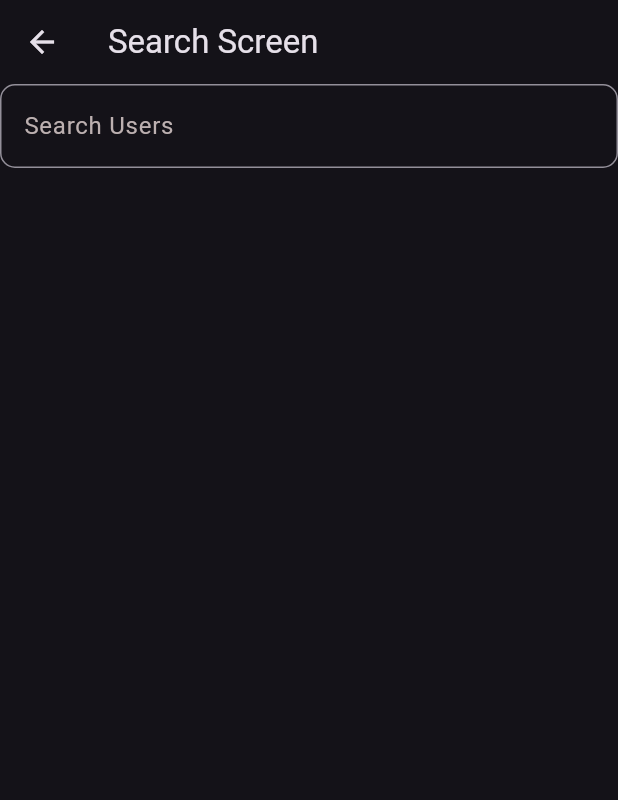
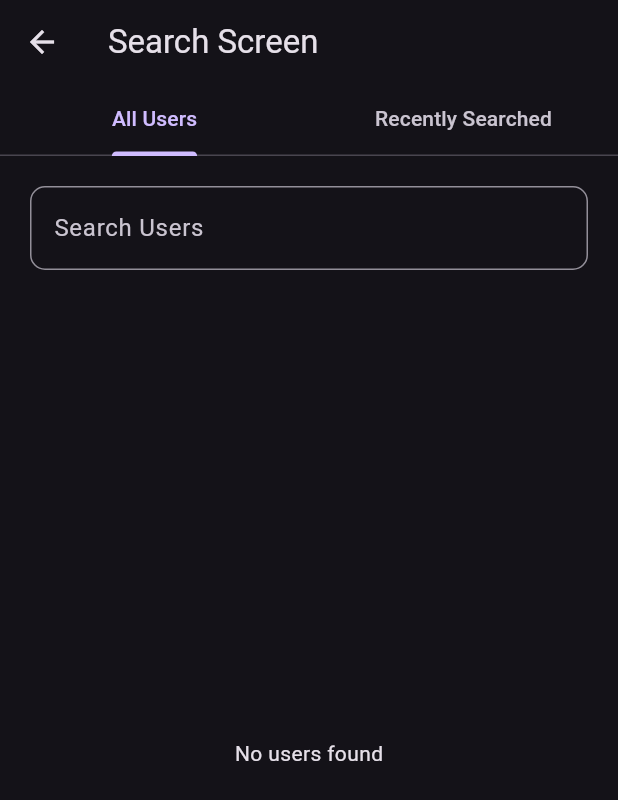
Before and after one commit to jibil123/Joylink-Social-media, a Flutter app: the SearchScreen screen opened directly, on a phone screen of 412 x 824 dp. Shown: the top 800 px of the screen. Run offline on Flutter 3.47's test engine with Material 3 defaults, Android fonts, the phone set to English and light mode, and no system bars; our stand-ins replace bloc, cloud_firestore, firebase_auth, firebase_core, firebase_storage, flutter_bloc and 6 more; accounts and stored records are empty.

Commit message:
search partially done

```diff
--- a/lib/main.dart
+++ b/lib/main.dart
@@ -12,6 +12,7 @@ import 'package:joylink/model/bloc/googleAuthBloc/google_auth_bloc.dart';
 import 'package:joylink/model/bloc/authBloc/bloc/auth_bloc.dart';
 import 'package:joylink/model/bloc/profilePhoto/profile_photo_bloc.dart';
 import 'package:joylink/model/bloc/savePost/save_post_bloc.dart';
+import 'package:joylink/model/bloc/userSearchBloc/user_search_bloc.dart';
 import 'package:joylink/view/screens/splash/splash_screen.dart';
 import 'package:joylink/viewModel/firebase/fetchData/fetch_post_data.dart';
 
@@ -66,6 +67,9 @@ class MyApp extends StatelessWidget {
         ),
         BlocProvider(
           create: (context) => ThemeBloc(),
+        ),
+        BlocProvider(
+          create: (context) => UserSearchBloc(),
         )
       ],
       child: BlocBuilder<ThemeBloc, ThemeState>(
--- a/lib/model/bloc/savePost/save_post_state.dart
+++ b/lib/model/bloc/savePost/save_post_state.dart
@@ -21,6 +21,6 @@ final class LoadedSavedPosts extends SavePostState{
   LoadedSavedPosts({required this.savedPosts});
 }
 
-final class loadingSavedState extends SavePostState{}
+final class LoadingSavedState extends SavePostState{}
 
 final class UnSaveSuccessState extends SavePostState{}
--- /dev/null
+++ b/lib/model/bloc/userSearchBloc/user_search_event.dart
@@ -0,0 +1,12 @@
+part of 'user_search_bloc.dart';
+
+@immutable
+abstract class UserSearchEvent {}
+
+class FetchUsersEvent extends UserSearchEvent {}
+
+class SearchUsersEvent extends UserSearchEvent {
+  final String query;
+
+  SearchUsersEvent(this.query);
+}
--- /dev/null
+++ b/lib/model/bloc/userSearchBloc/user_search_state.dart
@@ -0,0 +1,20 @@
+part of 'user_search_bloc.dart';
+
+@immutable
+abstract class UserSearchState {}
+
+class UserSearchInitial extends UserSearchState {}
+
+class UserSearchLoading extends UserSearchState {}
+
+class UserSearchLoaded extends UserSearchState {
+  final List<UserModel> users;
+
+  UserSearchLoaded(this.users);
+}
+
+class UserSearchError extends UserSearchState {
+  final String message;
+
+  UserSearchError(this.message);
+}
--- /dev/null
+++ b/lib/model/model/search_model.dart
@@ -0,0 +1,22 @@
+class UserModel {
+  final String id;
+  final String name;
+  final String mail;
+  final String imageUrl;
+
+  UserModel({
+    required this.id,
+    required this.name,
+    required this.mail,
+    required this.imageUrl,
+  });
+
+  factory UserModel.fromFirestore(Map<String, dynamic> data) {
+    return UserModel(
+      id: data['id'],
+      name: data['name'] ?? '',
+      mail: data['mail'] ?? '',
+      imageUrl: data['imageUrl'] ?? '',
+    );
+  }
+}
--- a/lib/view/screens/authScreen/utils/bottomNavigaiton/pages.dart
+++ b/lib/view/screens/authScreen/utils/bottomNavigaiton/pages.dart
@@ -6,9 +6,9 @@ import 'package:joylink/view/screens/search/search_screen.dart';
 import 'package:joylink/view/screens/settingsScreen/setttings_screen.dart';
 
 List<Widget> tabs = [
-    HomeScreen(),
+  const HomeScreen(),
   const SearchScreen(),
-   PostScreen(),
-   SettingScreen(),
+  PostScreen(),
+  const SettingScreen(),
   const ProfileScreen()
 ];
--- a/lib/view/screens/home/home_screen.dart
+++ b/lib/view/screens/home/home_screen.dart
@@ -66,7 +66,7 @@ class HomeScreen extends StatelessWidget {
             } else if (state is PostLoaded) {
               final users = state.users;
               final sortedPosts = state.sortedPosts;
-              if (users.isEmpty || sortedPosts.isEmpty) {
+              if (sortedPosts.isEmpty) {
                 return const Center(child: Text('No data found'));
               }
               return ListView.builder(
--- a/lib/view/screens/home/savedPost/saved_post.dart
+++ b/lib/view/screens/home/savedPost/saved_post.dart
@@ -23,11 +23,11 @@ class SavedPostScreen extends StatelessWidget {
                 content: Text('Unsave successful'),
                 backgroundColor: AppColors.primaryColor,
               ));
-              context.read<SavePostBloc>().add(FetchPostSavedEvent());  // Fetch updated posts
+              context.read<SavePostBloc>().add(FetchPostSavedEvent());  // Fetchupdated posts
             }
           },
           builder: (context, state) {
-            if (state is loadingSavedState) {
+            if (state is LoadingSavedState) {
               return const Center(child: CircularProgressIndicator());
             } else if (state is LoadedSavedPosts) {
               final savedPosts = state.savedPosts;
--- /dev/null
+++ b/lib/view/screens/search/all_users.dart
@@ -0,0 +1,78 @@
+import 'package:flutter/material.dart';
+import 'package:joylink/model/model/search_model.dart';
+import 'package:joylink/viewModel/firebase/search/user_search_view_model.dart';
+
+class UserSearchScreen extends StatefulWidget {
+  const UserSearchScreen({super.key});
+
+  @override
+  State<UserSearchScreen> createState() => _UserSearchScreenState();
+}
+
+class _UserSearchScreenState extends State<UserSearchScreen> {
+  final UserSearchViewModel _viewModel = UserSearchViewModel();
+  final TextEditingController _searchController = TextEditingController();
+
+  @override
+  void initState() {
+    super.initState();
+    _viewModel.fetchUsers();
+  }
+
+  @override
+  void dispose() {
+    _searchController.dispose();
+    super.dispose();
+  }
+
+  @override
+  Widget build(BuildContext context) {
+    return Column(
+      children: [
+        Padding(
+          padding: const EdgeInsets.all(10.0),
+          child: TextField(
+            controller: _searchController,
+            decoration: InputDecoration(
+              hintText: 'Search Users',
+              border: OutlineInputBorder(
+                borderRadius: BorderRadius.circular(10),
+                borderSide: const BorderSide(color: Colors.green),
+              ),
+            ),
+            onChanged: (query) {
+              _viewModel.searchUsers(query);
+            },
+          ),
+        ),
+        Expanded(
+          child: ValueListenableBuilder<List<UserModel>>(
+            valueListenable: _viewModel.usersNotifier,
+            builder: (context, users, child) {
+              if (_viewModel.isLoading) {
+                return const Center(child: CircularProgressIndicator());
+              } else if (users.isEmpty) {
+                return const Center(child: Text('No users found'));
+              }
+              return ListView.builder(
+                itemCount: users.length,
+                itemBuilder: (context, index) {
+                  final user = users[index];
+                  return ListTile(
+                    leading: CircleAvatar(
+                      backgroundImage: NetworkImage(
+                        user.imageUrl,
+                      ),
+                    ),
+                    title: Text(user.name),
+                    subtitle: Text(user.mail),
+                  );
+                },
+              );
+            },
+          ),
+        ),
+      ],
+    );
+  }
+}
--- a/lib/view/screens/search/search_screen.dart
+++ b/lib/view/screens/search/search_screen.dart
@@ -1,27 +1,32 @@
 import 'package:flutter/material.dart';
+import 'package:joylink/view/screens/search/all_users.dart';
 
 class SearchScreen extends StatelessWidget {
   const SearchScreen({super.key});
 
   @override
   Widget build(BuildContext context) {
-    return  Scaffold(
-      appBar: AppBar(title:const Text('Search Screen'),),
-      body: Column(
-        children: [
-           TextFormField(
-              decoration: InputDecoration(
-                hintText: 'Search Users',
-                hintStyle: const TextStyle(
-                  color: Color.fromARGB(255, 188, 176, 176),
-                ),
-                border: OutlineInputBorder(
-                  borderRadius: BorderRadius.circular(10),
-                  borderSide: const BorderSide(color: Colors.green),
-                ),
-              ),
-            ),
-        ],
+    return DefaultTabController(
+      length: 2,
+      child: Scaffold(
+        appBar: AppBar(
+          title: const Text('Search Screen'),
+          bottom: const TabBar(
+            tabs: [
+              Tab(text: 'All Users'),
+              Tab(text: 'Recently Searched'),
+            ],
+          ),
+        ),
+        body: const Padding(
+          padding: EdgeInsets.all(10),
+          child: TabBarView(
+            children: [
+              UserSearchScreen(),
+              Center(child: Text('tab2')),
+            ],
+          ),
+        ),
       ),
     );
   }
--- a/lib/viewModel/firebase/savePost/save_post.dart
+++ b/lib/viewModel/firebase/savePost/save_post.dart
@@ -39,14 +39,13 @@ class FirebaseSavePost {
 
   Future<void> unSavePost(String postId, String userId) async {
     try {
-      var snapshot = await _firebaseFirestore
+       await _firebaseFirestore
           .collection('saved users')
           .doc(userId)
           .collection('saved post')
           .doc(postId).delete();
-      print('hello');
     } catch (e) {
-      print(e.toString());
+      throw(e.toString());
     }
   }
 }
--- /dev/null
+++ b/lib/viewModel/firebase/search/user_search_view_model.dart
@@ -0,0 +1,47 @@
+import 'package:cloud_firestore/cloud_firestore.dart';
+import 'package:flutter/material.dart';
+import 'package:joylink/model/model/search_model.dart';
+
+class UserSearchViewModel extends ChangeNotifier {
+  final FirebaseFirestore _firestore = FirebaseFirestore.instance;
+  final List<UserModel> _allUsers = [];
+  final ValueNotifier<List<UserModel>> _usersNotifier =
+      ValueNotifier<List<UserModel>>([]);
+  bool _isLoading = false;
+
+  ValueNotifier<List<UserModel>> get usersNotifier => _usersNotifier;
+  bool get isLoading => _isLoading;
+
+  void fetchUsers() async {
+    _isLoading = true;
+    notifyListeners();
+
+    try {
+      final querySnapshot = await _firestore.collection('user details').get();
+      _allUsers.clear();
+      _allUsers.addAll(
+        querySnapshot.docs
+            .map((doc) => UserModel.fromFirestore(doc.data()))
+            .toList(),
+      );
+      _usersNotifier.value = List.from(_allUsers);
+    } catch (e) {
+      return;
+    }
+
+    _isLoading = false;
+    notifyListeners();
+  }
+
+  void searchUsers(String query) {
+    if (query.isEmpty) {
+      _usersNotifier.value = List.from(_allUsers);
+    } else {
+      final filteredUsers = _allUsers
+          .where((user) =>
+              user.name.toLowerCase().contains(query.toLowerCase()))
+          .toList();
+      _usersNotifier.value = filteredUsers;
+    }
+  }
+}
```
Also changed, not shown: lib/model/bloc/savePost/save_post_bloc.dart (+4 -5 lines), lib/model/bloc/userSearchBloc/user_search_bloc.dart (added, +49 -0 lines), lib/view/screens/home/post_details.dart (line endings or trailing spaces).
